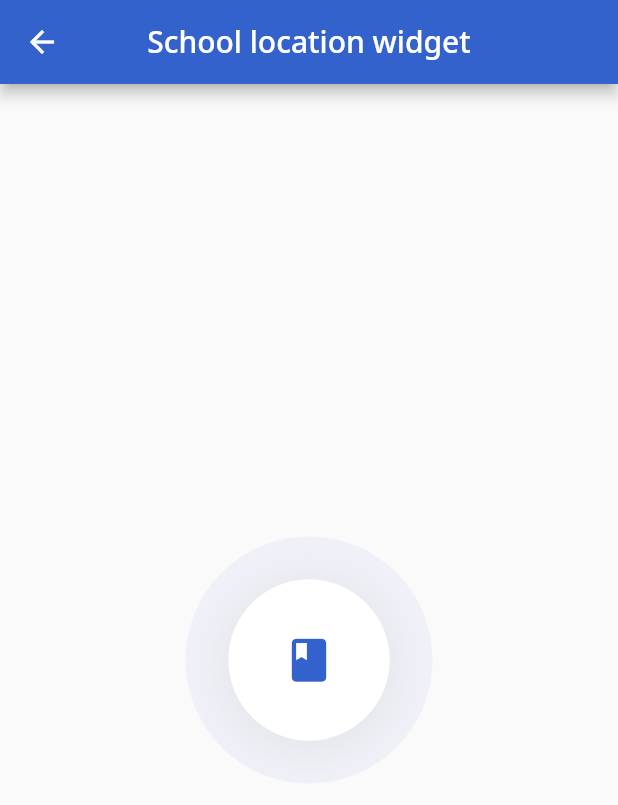
After one commit to bugthedebugger/school-ui-toolkit, a Flutter app: the HighlightedIconExample screen opened directly, on a phone screen of 412 x 824 dp. The commit adds this screen. Shown: the top 805 px of the screen. Run offline on Flutter 3.47's test engine with Material 2 defaults, Android fonts, the phone set to English and light mode, and no system bars; our stand-ins replace cached_network_image, flutter_screenutil, font_awesome_flutter, google_fonts; statements that could not run were skipped.

Commit message:
Added HighlightedIcon

```diff
--- /dev/null
+++ b/example/ui_example/lib/src/ui/highlighted_icon_example.dart
@@ -0,0 +1,20 @@
+import 'package:flutter/material.dart';
+import 'package:school_ui_toolkit/school_ui_toolkit.dart';
+import 'package:ui_example/src/assets/assets.dart';
+
+class HighlightedIconExample extends StatelessWidget {
+  @override
+  Widget build(BuildContext context) {
+    return Scaffold(
+      appBar: AppBar(
+        title: Text('School location widget'),
+        centerTitle: true,
+      ),
+      body: Center(
+        child: HighlightedIcon(
+          icon: Icons.class_,
+        ),
+      ),
+    );
+  }
+}
--- a/example/ui_example/lib/src/ui/ui_catalog.dart
+++ b/example/ui_example/lib/src/ui/ui_catalog.dart
@@ -5,6 +5,7 @@ import 'package:ui_example/src/ui/calendar_example.dart';
 import 'package:ui_example/src/ui/deadline_card_example.dart';
 import 'package:ui_example/src/ui/event_card_example.dart';
 import 'package:ui_example/src/ui/grid_card.dart';
+import 'package:ui_example/src/ui/highlighted_icon_example.dart';
 import 'package:ui_example/src/ui/routine_card_example.dart';
 import 'package:ui_example/src/ui/school_location_widget_example.dart';
 import 'package:ui_example/src/ui/school_toolkit_button.dart';
@@ -69,6 +70,10 @@ class UICatalog extends StatelessWidget {
             title: 'Assignment Card',
             screen: AssignmentCardExample(),
           ),
+          GridCard(
+            title: 'Highlighted Icon',
+            screen: HighlightedIconExample(),
+          ),
         ],
       ),
     );
--- a/lib/school_ui_toolkit.dart
+++ b/lib/school_ui_toolkit.dart
@@ -13,3 +13,4 @@ export 'package:school_ui_toolkit/src/event_card/event_card.dart';
 export 'package:school_ui_toolkit/src/routine_card/routine_card.dart';
 export 'package:school_ui_toolkit/src/deadline_card/deadline_card.dart';
 export 'package:school_ui_toolkit/src/assignment_card/assignment_card.dart';
+export 'package:school_ui_toolkit/src/highlighted_icon/highlighted_icon.dart';
--- a/lib/src/colors/school_toolkit_colors.dart
+++ b/lib/src/colors/school_toolkit_colors.dart
@@ -6,6 +6,7 @@ class SchoolToolkitColors {
   static const Color lighter_grey = Color(0xffF1F3F8);
   static const Color grey = Color(0xff7D85A3);
   static const Color medium_grey = Color(0xffA2A7BC);
+  static const Color grey_shadow = Color(0x172E631C);
 
   static const Color black = Color(0xff4D4E51);
   static const Color dark_black = Color(0xff1A1D23);
--- /dev/null
+++ b/lib/src/highlighted_icon/highlighted_icon.dart
@@ -0,0 +1,58 @@
+import 'package:flutter/material.dart';
+import 'package:flutter_screenutil/screenutil.dart';
+import 'package:school_ui_toolkit/src/colors/school_toolkit_colors.dart';
+import 'package:school_ui_toolkit/src/font_size/font_size.dart';
+
+class HighlightedIcon extends StatelessWidget {
+  final IconData icon;
+
+  const HighlightedIcon({
+    Key key,
+    @required this.icon,
+  })  : assert(icon != null),
+        super(key: key);
+
+  @override
+  Widget build(BuildContext context) {
+    return Stack(
+      alignment: Alignment.center,
+      children: <Widget>[
+        Container(
+          width: ScreenUtil().setWidth(144),
+          height: ScreenUtil().setWidth(144),
+          decoration: BoxDecoration(
+            shape: BoxShape.circle,
+            color: SchoolToolkitColors.blue_grey,
+          ),
+        ),
+        Container(
+          width: ScreenUtil().setWidth(94),
+          height: ScreenUtil().setHeight(94),
+          constraints: BoxConstraints(
+            maxHeight: ScreenUtil().setHeight(94),
+            maxWidth: ScreenUtil().setHeight(94),
+          ),
+          decoration: BoxDecoration(
+            shape: BoxShape.circle,
+            color: Colors.white,
+            boxShadow: [
+              BoxShadow(
+                blurRadius: ScreenUtil().setWidth(21),
+                color: SchoolToolkitColors.grey_shadow,
+                offset: Offset(
+                  0,
+                  ScreenUtil().setHeight(3),
+                ),
+              ),
+            ],
+          ),
+          child: Icon(
+            icon,
+            color: SchoolToolkitColors.blue,
+            size: FontSize.fontSize30,
+          ),
+        ),
+      ],
+    );
+  }
+}
```
